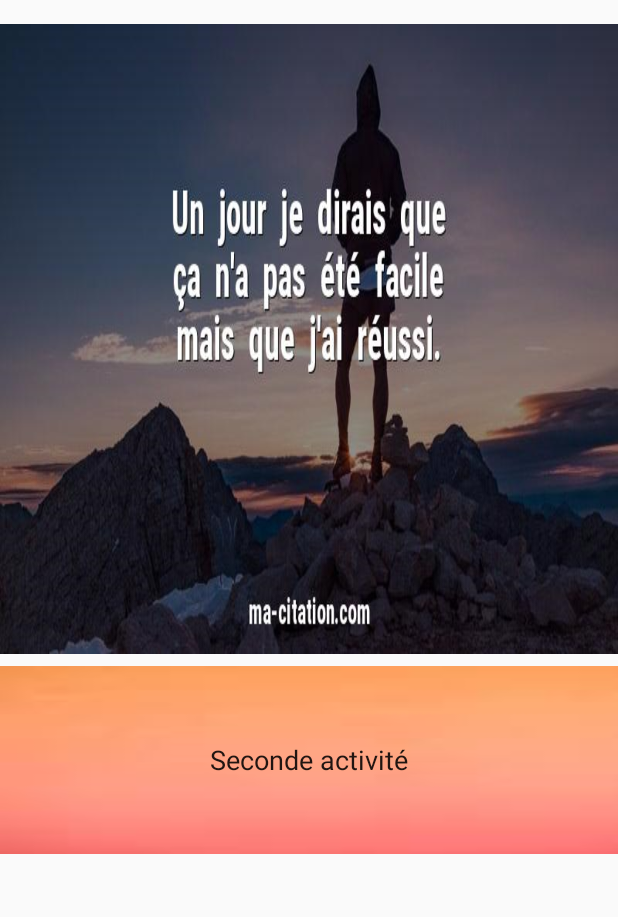
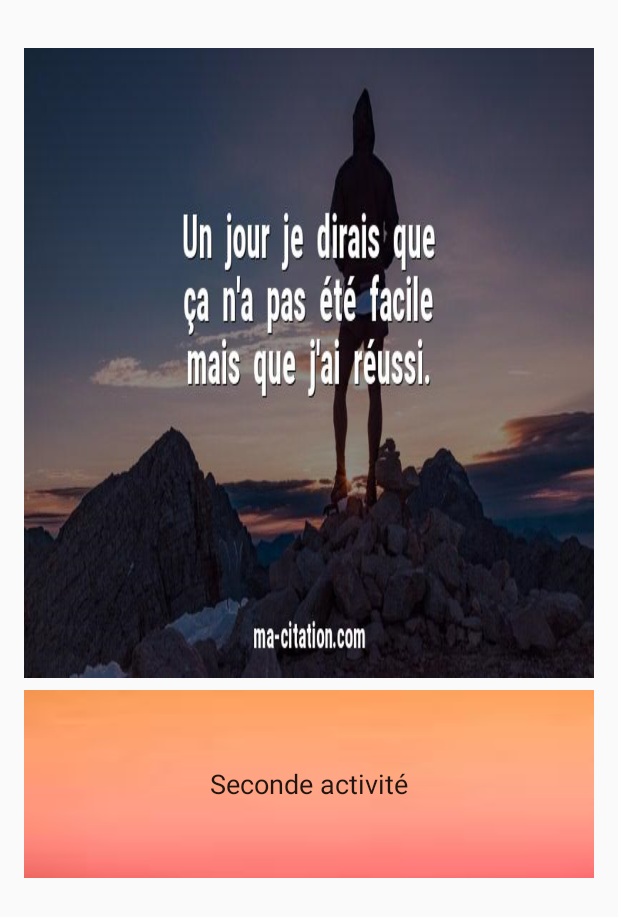
Before and after one commit to Calinnor/CardViewRecyclerStep2, an Android app: the Activity_findBy_cliking screen opened directly, with no data from a screen before it, on a phone screen of 412 x 824 dp. Shown: the top 917 px of the screen. Run offline under Robolectric (Android 15) with nearby library versions, the phone set to English and light mode, and no system bars.

Commit message:
Design modifications, second activity implement to the clic on cardview

```diff
--- a/app/src/main/java/ocr/exercice/cardviewandrecyclerstep2/Activity_findBy_cliking.java
+++ b/app/src/main/java/ocr/exercice/cardviewandrecyclerstep2/Activity_findBy_cliking.java
@@ -1,15 +1,30 @@
 package ocr.exercice.cardviewandrecyclerstep2;
 
 import androidx.appcompat.app.AppCompatActivity;
+import androidx.constraintlayout.widget.ConstraintLayout;
 
 import android.os.Bundle;
+import android.widget.ImageView;
+import android.widget.TextView;
 
 public class Activity_findBy_cliking extends AppCompatActivity {
+
+    //creation var de classe miroir a xml
+    ConstraintLayout mConstraintLayoutAc2;
+    ImageView mImageViewAc2;
+    TextView mTextViewAc2;
+
 
     @Override
     protected void onCreate(Bundle savedInstanceState) {
         super.onCreate(savedInstanceState);
         setContentView(R.layout.activity_find_by_cliking);
 
+
+        //referencement des val xml dans les var de classe
+        mConstraintLayoutAc2 = findViewById(R.id.constraint_layout_second_activity);
+        mImageViewAc2 = findViewById (R.id.imgsecondactivity);
+        mTextViewAc2 = findViewById (R.id.text_second_activity);
+
     }
 }
--- a/app/src/main/java/ocr/exercice/cardviewandrecyclerstep2/listernerClikForItem.java
+++ /dev/null
@@ -1 +0,0 @@
-package ocr.exercice.cardviewandrecyclerstep2;
--- a/app/src/main/res/layout/activity_find_by_cliking.xml
+++ b/app/src/main/res/layout/activity_find_by_cliking.xml
@@ -4,6 +4,8 @@
     xmlns:tools="http://schemas.android.com/tools"
     android:layout_width="match_parent"
     android:layout_height="match_parent"
+    android:padding="16dp"
+    android:id="@+id/constraint_layout_second_activity"
     tools:context=".Activity_findBy_cliking">
 
     <ImageView
@@ -20,9 +22,10 @@
         android:layout_width="match_parent"
         android:layout_height="wrap_content"
         android:layout_marginTop="8dp"
+        android:id="@+id/text_second_activity"
         android:background="@drawable/degradeorangee"
         android:gravity="center"
-        android:text="Seconde activité"
+        android:text="@string/seconde_activit"
         app:layout_constraintEnd_toEndOf="parent"
         app:layout_constraintTop_toBottomOf="@+id/imgsecondactivity" />
 
--- a/app/src/main/res/values/strings.xml
+++ b/app/src/main/res/values/strings.xml
@@ -7,4 +7,6 @@
     <string name="ici_le_texte_blablabla_c_est_comme_ca_pour_pouvoir_v_rifier_si_il_y_a_une_ligne_deux_ou_beacoup_plus_encore_une_fois_ici_le_texte_blablabla_c_est_comme_ca_pour_pouvoir_v_rifier_si_il_y_a_une_ligne_deux_ou_beacoup_plus">Ici le texte blablabla c\'est comme ca pour pouvoir vérifier si il y a une ligne, deux ou beacoup plus. encore une fois :Ici le texte blablabla c\'est comme ca pour pouvoir vérifier si il y a une ligne, deux ou beacoup plus</string>
     <string name="share_button">Share_button</string>
     <string name="background_only">background only</string>
+    <string name="button_test_to_next_activity">Button test to next activity</string>
+    <string name="seconde_activit">Seconde activité</string>
 </resources>
```
Also changed, not shown: app/src/main/java/ocr/exercice/cardviewandrecyclerstep2/CardViewAdapter.java (+21 -7 lines), app/src/main/java/ocr/exercice/cardviewandrecyclerstep2/CardViewItem.java (+4 -4 lines), app/src/main/java/ocr/exercice/cardviewandrecyclerstep2/MainActivity.java (+17 -8 lines), app/src/main/res/layout/activity_cardview_one.xml (+24 -20 lines), app/src/main/res/layout/activity_main.xml (+9 -7 lines).
